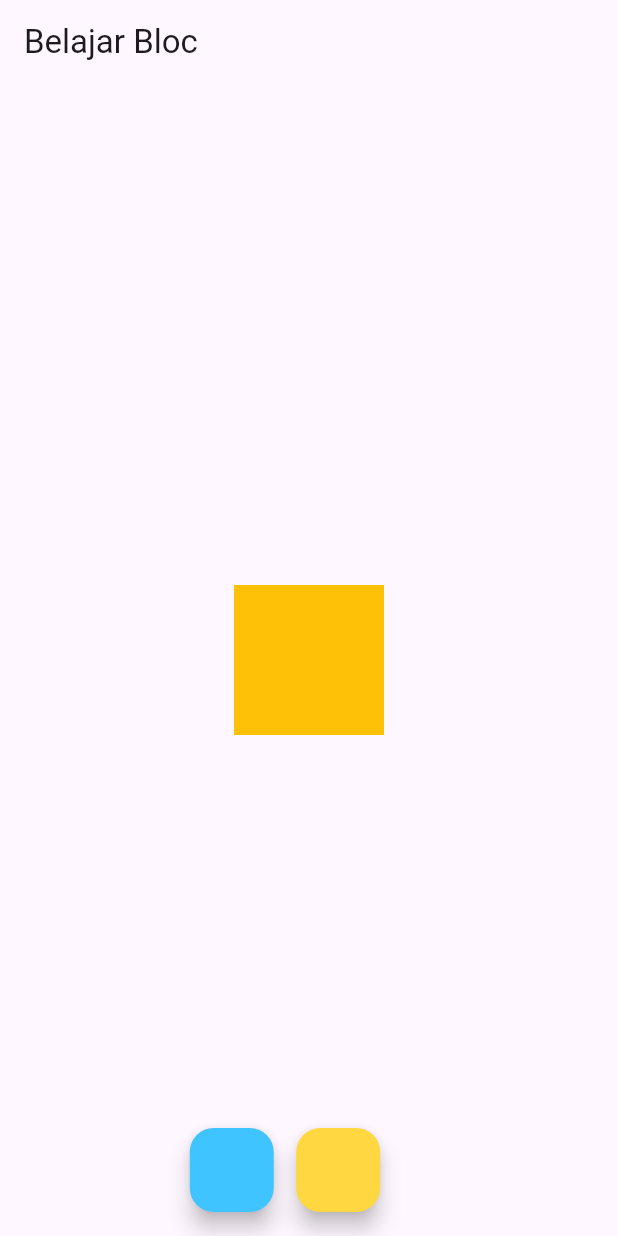
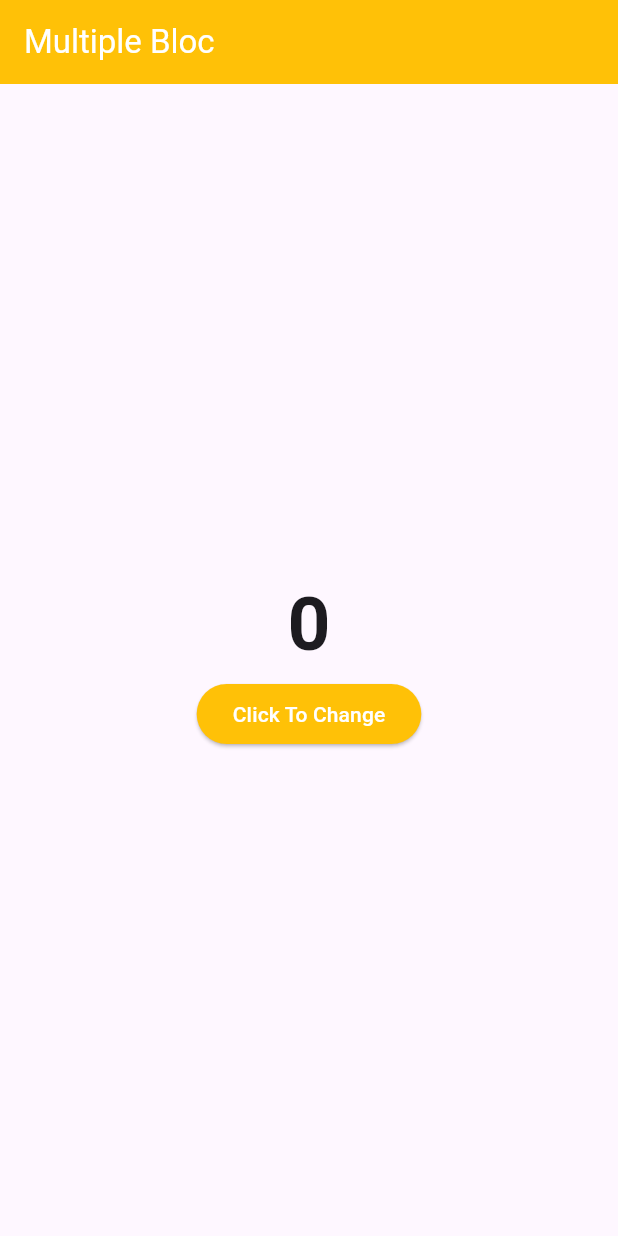
Before and after one commit to RizkyArdiansyahhh/flutter_fundamentals, a Flutter app: the screen it shows after launch, on a phone screen of 412 x 824 dp. Run offline on Flutter 3.47's test engine with Material 3 defaults, Android fonts, the phone set to English and light mode, and no system bars; our stand-ins replace bloc, flutter_bloc, hydrated_bloc.

Commit message:
Multiple Bloc

```diff
--- /dev/null
+++ b/lib/bloc_learn/bloc/color_event.dart
@@ -0,0 +1,10 @@
+part of 'color_bloc.dart';
+
+@immutable
+sealed class ColorEvent {}
+
+class ColorToPinkPressed extends ColorEvent {}
+
+class ColorToYellowPressed extends ColorEvent {}
+
+class ColorToPurplePressed extends ColorEvent {}
--- /dev/null
+++ b/lib/bloc_learn/bloc/color_state.dart
@@ -0,0 +1,15 @@
+part of 'color_bloc.dart';
+
+@immutable
+sealed class ColorState {
+  final Color color;
+  const ColorState(this.color);
+}
+
+final class ColorInitial extends ColorState {
+  const ColorInitial() : super(Colors.amber);
+}
+
+final class ChangedColor extends ColorState {
+  ChangedColor(Color color) : super(color);
+}
--- /dev/null
+++ b/lib/bloc_learn/bloc/counter_bloc.dart
@@ -0,0 +1,13 @@
+import 'package:bloc/bloc.dart';
+import 'package:meta/meta.dart';
+
+part 'counter_event.dart';
+part 'counter_state.dart';
+
+class CounterBloc extends Bloc<CounterEvent, CounterState> {
+  CounterBloc() : super(CounterState(0)) {
+    on<CounterIncrement>((event, emit) {
+      emit(CounterState(state.value + 1));
+    });
+  }
+}
--- /dev/null
+++ b/lib/bloc_learn/bloc/counter_event.dart
@@ -0,0 +1,6 @@
+part of 'counter_bloc.dart';
+
+@immutable
+sealed class CounterEvent {}
+
+class CounterIncrement extends CounterEvent {}
--- /dev/null
+++ b/lib/bloc_learn/bloc/counter_state.dart
@@ -0,0 +1,7 @@
+part of 'counter_bloc.dart';
+
+@immutable
+class CounterState {
+  final int value;
+  const CounterState(this.value);
+}
--- a/lib/main.dart
+++ b/lib/main.dart
@@ -1,18 +1,10 @@
-import 'package:flutter/foundation.dart';
 import 'package:flutter/material.dart';
-import 'package:flutter_application_2/bloc/bloc/color_bloc.dart';
+import 'package:flutter_application_2/bloc_learn/bloc/color_bloc.dart';
+import 'package:flutter_application_2/bloc_learn/bloc/counter_bloc.dart';
+import 'package:flutter_application_2/ui/main_page.dart';
 import 'package:flutter_bloc/flutter_bloc.dart';
-import 'package:hydrated_bloc/hydrated_bloc.dart';
-import 'package:path_provider/path_provider.dart';
 
-void main() async {
-  WidgetsFlutterBinding.ensureInitialized();
-  WidgetsFlutterBinding.ensureInitialized();
-  HydratedBloc.storage = await HydratedStorage.build(
-    storageDirectory: kIsWeb
-        ? HydratedStorageDirectory.web
-        : HydratedStorageDirectory((await getTemporaryDirectory()).path),
-  );
+void main() {
   runApp(const MyApp());
 }
 
@@ -21,53 +13,16 @@ class MyApp extends StatelessWidget {
 
   @override
   Widget build(BuildContext context) {
-    return MaterialApp(
-      home: BlocProvider(
-        create: (context) => ColorBloc(),
-        child: MainPage(),
-      ),
+    return MultiBlocProvider(
+      providers: [
+        BlocProvider(
+          create: (context) => ColorBloc(),
+        ),
+        BlocProvider(
+          create: (context) => CounterBloc(),
+        ),
+      ],
+      child: MaterialApp(home: MainPageBloc()),
     );
   }
 }
-
-class MainPage extends StatelessWidget {
-  const MainPage({super.key});
-
-  @override
-  Widget build(BuildContext context) {
-    return Scaffold(
-        floatingActionButton: Row(
-          mainAxisAlignment: MainAxisAlignment.center,
-          children: [
-            FloatingActionButton(
-              onPressed: () {
-                context.read<ColorBloc>().add(ColorToLighBluePressed());
-              },
-              backgroundColor: Colors.lightBlueAccent,
-            ),
-            SizedBox(width: 15),
-            FloatingActionButton(
-              onPressed: () {
-                context.read<ColorBloc>().add(ColorToAmberPressed());
-              },
-              backgroundColor: Colors.amberAccent,
-            ),
-          ],
-        ),
-        appBar: AppBar(
-          title: Text("Belajar Bloc"),
-        ),
-        body: Center(
-          child: BlocBuilder<ColorBloc, ColorState>(
-            builder: (context, state) {
-              return AnimatedContainer(
-                duration: Duration(milliseconds: 500),
-                width: 100,
-                height: 100,
-                color: state.color,
-              );
-            },
-          ),
-        ));
-  }
-}
--- /dev/null
+++ b/lib/ui/draft_page.dart
@@ -0,0 +1,22 @@
+import 'package:flutter/material.dart';
+
+class DraftPage extends StatelessWidget {
+  final Color backgroundColor;
+  final Widget body;
+  const DraftPage(
+      {super.key, required this.backgroundColor, required this.body});
+
+  @override
+  Widget build(BuildContext context) {
+    return Scaffold(
+      appBar: AppBar(
+        title: Text(
+          "Multiple Bloc",
+          style: TextStyle(color: Colors.white),
+        ),
+        backgroundColor: backgroundColor,
+      ),
+      body: body,
+    );
+  }
+}
--- /dev/null
+++ b/lib/ui/main_page.dart
@@ -0,0 +1,60 @@
+import 'package:flutter/material.dart';
+import 'package:flutter_application_2/bloc_learn/bloc/color_bloc.dart';
+import 'package:flutter_application_2/bloc_learn/bloc/counter_bloc.dart';
+import 'package:flutter_application_2/ui/draft_page.dart';
+import 'package:flutter_application_2/ui/second_page.dart';
+import 'package:flutter_bloc/flutter_bloc.dart';
+
+class MainPageBloc extends StatelessWidget {
+  const MainPageBloc({super.key});
+
+  @override
+  Widget build(BuildContext context) {
+    return BlocBuilder<ColorBloc, ColorState>(
+      builder: (context, state) {
+        return DraftPage(
+            backgroundColor: state.color,
+            body: Center(
+              child: Column(
+                  mainAxisAlignment: MainAxisAlignment.center,
+                  children: [
+                    BlocBuilder<CounterBloc, CounterState>(
+                      builder: (context, state) {
+                        return Text(
+                          state.value.toString(),
+                          style: TextStyle(
+                            fontSize: 50,
+                            fontWeight: FontWeight.bold,
+                          ),
+                        );
+                      },
+                    ),
+                    Row(
+                      mainAxisAlignment: MainAxisAlignment.center,
+                      children: [
+                        ElevatedButton(
+                          onPressed: () {
+                            Navigator.push(
+                              context,
+                              MaterialPageRoute(
+                                  builder: (context) => SecondPageBloc()),
+                            );
+                          },
+                          style: ElevatedButton.styleFrom(
+                            backgroundColor: state.color,
+                          ),
+                          child: Text(
+                            "Click To Change",
+                            style: TextStyle(
+                              color: Colors.white,
+                            ),
+                          ),
+                        ),
+                      ],
+                    )
+                  ]),
+            ));
+      },
+    );
+  }
+}
```
Also changed, not shown: lib/bloc_learn/bloc/color_bloc.dart (added, +20 -0 lines), lib/hydrated_bloc.dart (added, +73 -0 lines), lib/ui/second_page.dart (added, +88 -0 lines).
